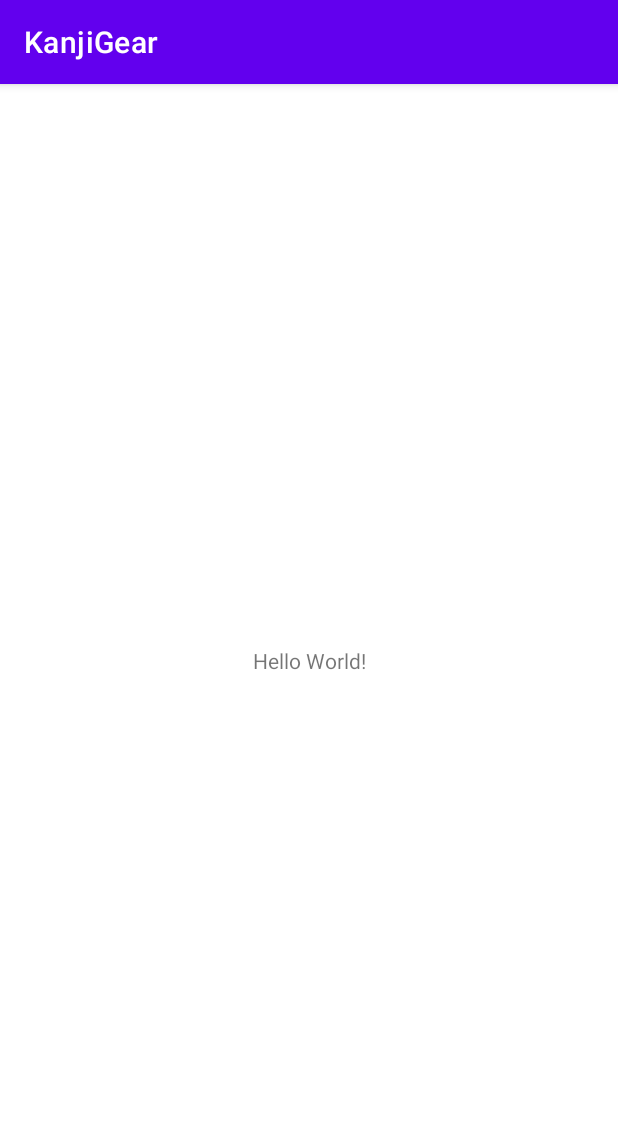
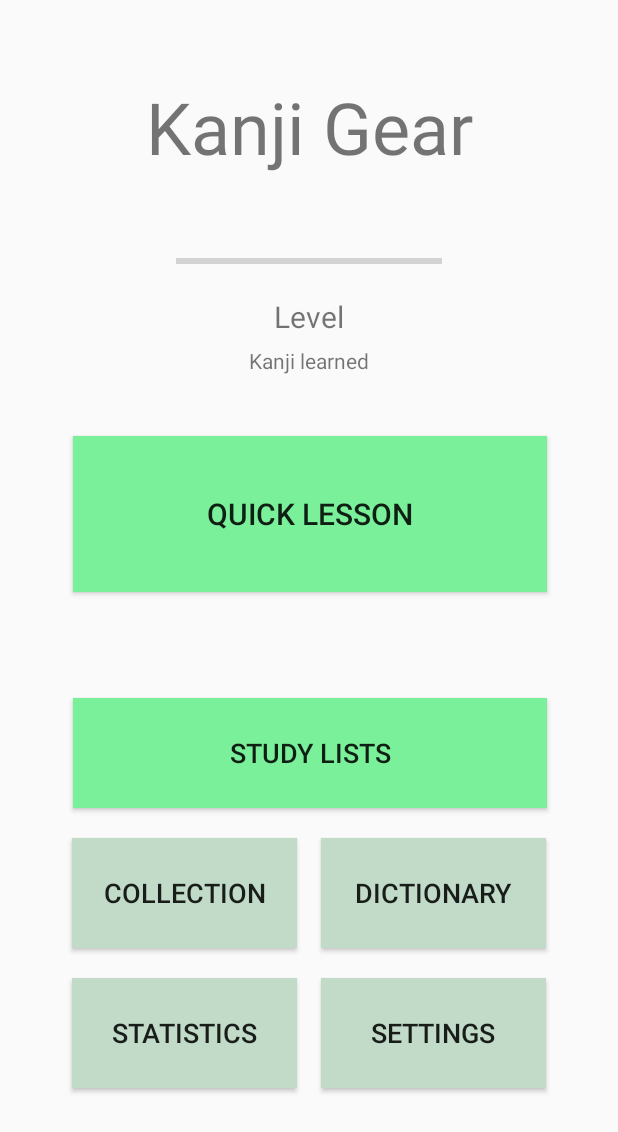
Before and after one commit to gearwheel01/KanjiGear, an Android app: the screen it shows after launch (MainActivity), on a phone screen of 412 x 824 dp. Shown: the top 1132 px of the screen. Run offline under Robolectric (Android 15) with nearby library versions, the phone set to English and light mode, and no system bars.

Commit message:
basic menue, database access

```diff
--- /dev/null
+++ b/KanjiGear/app/src/main/java/com/example/kanjigear/DatabaseOpenHelper.java
@@ -0,0 +1,109 @@
+package com.example.kanjigear;
+
+import android.content.Context;
+import android.database.SQLException;
+import android.database.sqlite.SQLiteDatabase;
+import android.database.sqlite.SQLiteOpenHelper;
+import android.util.Log;
+import android.widget.Toast;
+
+import java.io.FileOutputStream;
+import java.io.IOException;
+import java.io.InputStream;
+import java.io.OutputStream;
+
+public class DatabaseOpenHelper extends SQLiteOpenHelper {
+
+    private static final String DATABASE_NAME = "kanjiGearDB.db";
+    private static final int DATABASE_VERSION = 1;
+    private static String dbPath = null;
+
+    private final Context myContext;
+
+    private SQLiteDatabase myDb = null;
+
+    public DatabaseOpenHelper(Context context) {
+        super(context, DATABASE_NAME, null, DATABASE_VERSION);
+        myContext = context;
+        dbPath = "/data/data/" + context.getPackageName() + "/databases/";
+    }
+
+    public boolean checkDb() {
+        SQLiteDatabase checkDb = null;
+
+        try {
+            checkDb = SQLiteDatabase.openDatabase(getFilePath(), null, SQLiteDatabase.OPEN_READONLY);
+        }
+        catch (Exception ex) {
+        }
+        if (checkDb != null) {
+            checkDb.close();
+        }
+
+        return (checkDb != null);
+    }
+
+    public void createDatabase() throws IOException {
+        boolean dbExists = checkDb();
+        if (!dbExists) {
+            this.getReadableDatabase();
+            try {
+                copyDatabase();
+            }
+            catch (IOException ex) {
+                ex.printStackTrace();
+            }
+        }
+    }
+
+    public void copyDatabase() throws IOException {
+        InputStream ios = myContext.getAssets().open(DATABASE_NAME);
+        OutputStream os = new FileOutputStream(getFilePath());
+
+        byte[] buffer = new byte[1024];
+        int len;
+        while ((len = ios.read(buffer)) > 0) {
+            os.write(buffer, 0, len);
+        }
+
+        os.flush();
+        ios.close();
+        os.close();
+
+        Log.d("CopyDb", "Database copied");
+    }
+
+    public void openDatabase() throws SQLException {
+        myDb = SQLiteDatabase.openDatabase(getFilePath(), null, SQLiteDatabase.OPEN_READWRITE);
+    }
+
+    @Override
+    public synchronized void close() {
+        if (myDb != null) {
+            myDb.close();
+        }
+        super.close();
+    }
+
+    @Override
+    public void onCreate(SQLiteDatabase db) {
+
+    }
+
+    @Override
+    public void onUpgrade(SQLiteDatabase db, int oldVersion, int newVersion) {
+        try {
+            this.getReadableDatabase();
+            myContext.deleteDatabase(DATABASE_NAME);
+            copyDatabase();
+        }
+        catch (Exception ex) {
+            ex.printStackTrace();
+        }
+    }
+
+
+    public String getFilePath() {
+        return dbPath + DATABASE_NAME;
+    }
+}
--- /dev/null
+++ b/KanjiGear/app/src/main/java/com/example/kanjigear/LoadDatabaseAsync.java
@@ -0,0 +1,61 @@
+package com.example.kanjigear;
+
+import android.app.AlertDialog;
+import android.content.Context;
+import android.os.AsyncTask;
+import android.view.LayoutInflater;
+import android.view.View;
+import android.widget.Toast;
+
+public class LoadDatabaseAsync extends AsyncTask<Void,Void,Boolean> {
+
+    private Context context;
+    private AlertDialog alertDialog;
+    private DatabaseOpenHelper dbOpenHelper;
+
+    public LoadDatabaseAsync(Context context) {
+        this.context = context;
+    }
+
+    @Override
+    protected Boolean doInBackground(Void... voids) {
+
+        DatabaseOpenHelper dbHelper = new DatabaseOpenHelper(context);
+        try {
+            dbHelper.createDatabase();
+        } catch (Exception e) {
+            e.printStackTrace();
+        }
+
+        dbHelper.close();
+
+        return null;
+    }
+
+    @Override
+    protected void onPreExecute() {
+        super.onPreExecute();
+
+        AlertDialog.Builder d = new AlertDialog.Builder(context, androidx.constraintlayout.widget.R.style.Base_Theme_AppCompat_Light_Dialog_Alert);
+        LayoutInflater layout = LayoutInflater.from(context);
+        View dialogView = layout.inflate(R.layout.alert_dialog_copy_database, null);
+        d.setTitle("Loading Database");
+        d.setView(dialogView);
+        alertDialog = d.create();
+        alertDialog.setCancelable(false);
+        alertDialog.show();
+    }
+
+    @Override
+    protected void onPostExecute(Boolean aBoolean) {
+        super.onPostExecute(aBoolean);
+
+        alertDialog.dismiss();
+        MainActivity.openDatabase();
+    }
+
+    @Override
+    protected void onProgressUpdate(Void... values) {
+        super.onProgressUpdate(values);
+    }
+}
--- a/KanjiGear/app/src/main/java/com/example/kanjigear/MainActivity.java
+++ b/KanjiGear/app/src/main/java/com/example/kanjigear/MainActivity.java
@@ -3,12 +3,36 @@ package com.example.kanjigear;
 import androidx.appcompat.app.AppCompatActivity;
 
 import android.os.Bundle;
+import android.widget.TextView;
 
 public class MainActivity extends AppCompatActivity {
+
+    private static DatabaseOpenHelper dbHelper;
+    private static boolean databaseOpened;
 
     @Override
     protected void onCreate(Bundle savedInstanceState) {
         super.onCreate(savedInstanceState);
         setContentView(R.layout.activity_main);
+
+        databaseOpened = false;
+        dbHelper = new DatabaseOpenHelper(this.getApplicationContext());
+        if (dbHelper.checkDb()) {
+            openDatabase();
+        } else {
+            LoadDatabaseAsync task = new LoadDatabaseAsync(MainActivity.this);
+            task.execute();
+        }
+
+    }
+
+    protected static void openDatabase() {
+        try {
+            dbHelper.openDatabase();
+            databaseOpened = true;
+        }
+        catch (Exception ex) {
+            ex.printStackTrace();
+        }
     }
 }
--- /dev/null
+++ b/KanjiGear/app/src/main/res/drawable/button_main.xml
@@ -0,0 +1,6 @@
+<?xml version="1.0" encoding="utf-8"?>
+<shape xmlns:android="http://schemas.android.com/apk/res/android" android:shape="rectangle">
+
+    <solid android:color="@color/button_green"></solid>
+
+</shape>
--- /dev/null
+++ b/KanjiGear/app/src/main/res/drawable/button_secondary.xml
@@ -0,0 +1,6 @@
+<?xml version="1.0" encoding="utf-8"?>
+<shape xmlns:android="http://schemas.android.com/apk/res/android" android:shape="rectangle">
+
+    <solid android:color="@color/button_gray"></solid>
+
+</shape>
--- a/KanjiGear/app/src/main/res/layout/activity_main.xml
+++ b/KanjiGear/app/src/main/res/layout/activity_main.xml
@@ -6,13 +6,125 @@
     android:layout_height="match_parent"
     tools:context=".MainActivity">
 
+
+    <Button
+        android:id="@+id/button4"
+        android:layout_width="150dp"
+        android:layout_height="73dp"
+        android:layout_marginTop="20dp"
+        android:layout_marginEnd="48dp"
+        android:textSize="18dp"
+        android:background="@drawable/button_secondary"
+        android:text="Dictionary"
+        app:layout_constraintEnd_toEndOf="parent"
+        app:layout_constraintTop_toBottomOf="@+id/button_quickLesson2" />
+
     <TextView
+        android:id="@+id/text_title"
         android:layout_width="wrap_content"
         android:layout_height="wrap_content"
-        android:text="Hello World!"
-        app:layout_constraintBottom_toBottomOf="parent"
-        app:layout_constraintLeft_toLeftOf="parent"
-        app:layout_constraintRight_toRightOf="parent"
+        android:layout_marginTop="52dp"
+        android:text="Kanji Gear"
+        android:textSize="48sp"
+        app:layout_constraintEnd_toEndOf="parent"
+        app:layout_constraintStart_toStartOf="parent"
         app:layout_constraintTop_toTopOf="parent" />
 
+    <ProgressBar
+        android:id="@+id/bar_level"
+        style="?android:attr/progressBarStyleHorizontal"
+        android:layout_width="177dp"
+        android:layout_height="35dp"
+        android:layout_marginTop="40dp"
+        app:layout_constraintEnd_toEndOf="parent"
+        app:layout_constraintStart_toStartOf="parent"
+        app:layout_constraintTop_toBottomOf="@+id/text_title" />
+
+    <TextView
+        android:id="@+id/text_level"
+        android:layout_width="wrap_content"
+        android:layout_height="wrap_content"
+        android:layout_marginTop="5dp"
+        android:text="Level"
+        android:textSize="20sp"
+        app:layout_constraintEnd_toEndOf="parent"
+        app:layout_constraintStart_toStartOf="parent"
+        app:layout_constraintTop_toBottomOf="@+id/bar_level" />
+
+    <TextView
+        android:id="@+id/text_learnedKanji"
+        android:layout_width="wrap_content"
+        android:layout_height="wrap_content"
+        android:layout_marginTop="6dp"
+        android:text="Kanji learned"
+        app:layout_constraintEnd_toEndOf="parent"
+        app:layout_constraintStart_toStartOf="parent"
+        app:layout_constraintTop_toBottomOf="@+id/text_level" />
+
+    <Button
+        android:id="@+id/button_quickLesson"
+        android:layout_width="316dp"
+        android:layout_height="104dp"
+        android:background="@drawable/button_main"
+        android:backgroundTintMode="screen"
+        android:text="Quick lesson"
+        android:textSize="20dp"
+        app:layout_constraintBottom_toBottomOf="parent"
+        app:layout_constraintEnd_toEndOf="parent"
+        app:layout_constraintHorizontal_bias="0.505"
+        app:layout_constraintStart_toStartOf="parent"
+        app:layout_constraintTop_toBottomOf="@+id/text_learnedKanji"
+        app:layout_constraintVertical_bias="0.087" />
+
+    <Button
+        android:id="@+id/button_quickLesson2"
+        android:layout_width="316dp"
+        android:layout_height="73dp"
+        android:background="@drawable/button_main"
+        android:backgroundTintMode="screen"
+        android:text="Study Lists"
+        android:textSize="18dp"
+        app:layout_constraintBottom_toBottomOf="parent"
+        app:layout_constraintEnd_toEndOf="parent"
+        app:layout_constraintHorizontal_bias="0.505"
+        app:layout_constraintStart_toStartOf="parent"
+        app:layout_constraintTop_toBottomOf="@+id/text_learnedKanji"
+        app:layout_constraintVertical_bias="0.43" />
+
+    <Button
+        android:id="@+id/button3"
+        android:layout_width="150dp"
+        android:layout_height="73dp"
+        android:layout_marginStart="48dp"
+        android:layout_marginTop="20dp"
+        android:textSize="18dp"
+        android:background="@drawable/button_secondary"
+        android:text="Collection"
+        app:layout_constraintStart_toStartOf="parent"
+        app:layout_constraintTop_toBottomOf="@+id/button_quickLesson2" />
+
+    <Button
+        android:id="@+id/button5"
+        android:layout_width="150dp"
+        android:layout_height="73dp"
+        android:layout_marginStart="48dp"
+        android:layout_marginTop="20dp"
+        android:textSize="18dp"
+        android:background="@drawable/button_secondary"
+        android:text="Statistics"
+        app:layout_constraintStart_toStartOf="parent"
+        app:layout_constraintTop_toBottomOf="@+id/button3" />
+
+    <Button
+        android:id="@+id/button6"
+        android:layout_width="150dp"
+        android:layout_height="73dp"
+        android:layout_marginTop="20dp"
+        android:layout_marginEnd="48dp"
+        android:textSize="18dp"
+        android:background="@drawable/button_secondary"
+        android:text="Settings"
+        app:layout_constraintEnd_toEndOf="parent"
+        app:layout_constraintTop_toBottomOf="@+id/button4" />
+
 </androidx.constraintlayout.widget.ConstraintLayout>
--- /dev/null
+++ b/KanjiGear/app/src/main/res/layout/alert_dialog_copy_database.xml
@@ -0,0 +1,14 @@
+<?xml version="1.0" encoding="utf-8"?>
+<LinearLayout xmlns:android="http://schemas.android.com/apk/res/android"
+    android:layout_width="match_parent"
+    android:layout_height="match_parent">
+
+    <ProgressBar
+        android:id="@+id/progressBar"
+        style="?android:attr/progressBarStyle"
+        android:layout_width="0dp"
+        android:layout_height="80dp"
+        android:layout_gravity="center"
+        android:layout_weight="1" />
+
+</LinearLayout>
--- a/KanjiGear/app/src/main/res/values-night/themes.xml
+++ b/KanjiGear/app/src/main/res/values-night/themes.xml
@@ -1,6 +1,6 @@
 <resources xmlns:tools="http://schemas.android.com/tools">
     <!-- Base application theme. -->
-    <style name="Theme.KanjiGear" parent="Theme.MaterialComponents.DayNight.DarkActionBar">
+    <style name="Theme.KanjiGear" parent="Theme.AppCompat.DayNight.NoActionBar">
         <!-- Primary brand color. -->
         <item name="colorPrimary">@color/purple_200</item>
         <item name="colorPrimaryVariant">@color/purple_700</item>
--- a/KanjiGear/app/src/main/res/values/colors.xml
+++ b/KanjiGear/app/src/main/res/values/colors.xml
@@ -7,4 +7,6 @@
     <color name="teal_700">#FF018786</color>
     <color name="black">#FF000000</color>
     <color name="white">#FFFFFFFF</color>
+    <color name="button_green">#7af09a</color>
+    <color name="button_gray">#c1dbc8</color>
 </resources>
--- a/KanjiGear/app/src/main/res/values/themes.xml
+++ b/KanjiGear/app/src/main/res/values/themes.xml
@@ -1,6 +1,6 @@
 <resources xmlns:tools="http://schemas.android.com/tools">
     <!-- Base application theme. -->
-    <style name="Theme.KanjiGear" parent="Theme.MaterialComponents.DayNight.DarkActionBar">
+    <style name="Theme.KanjiGear" parent="Theme.AppCompat.DayNight.NoActionBar">
         <!-- Primary brand color. -->
         <item name="colorPrimary">@color/purple_500</item>
         <item name="colorPrimaryVariant">@color/purple_700</item>
```
Also changed, not shown: KanjiGear/app/src/main/assets/kanjiGearDB.db (added).
